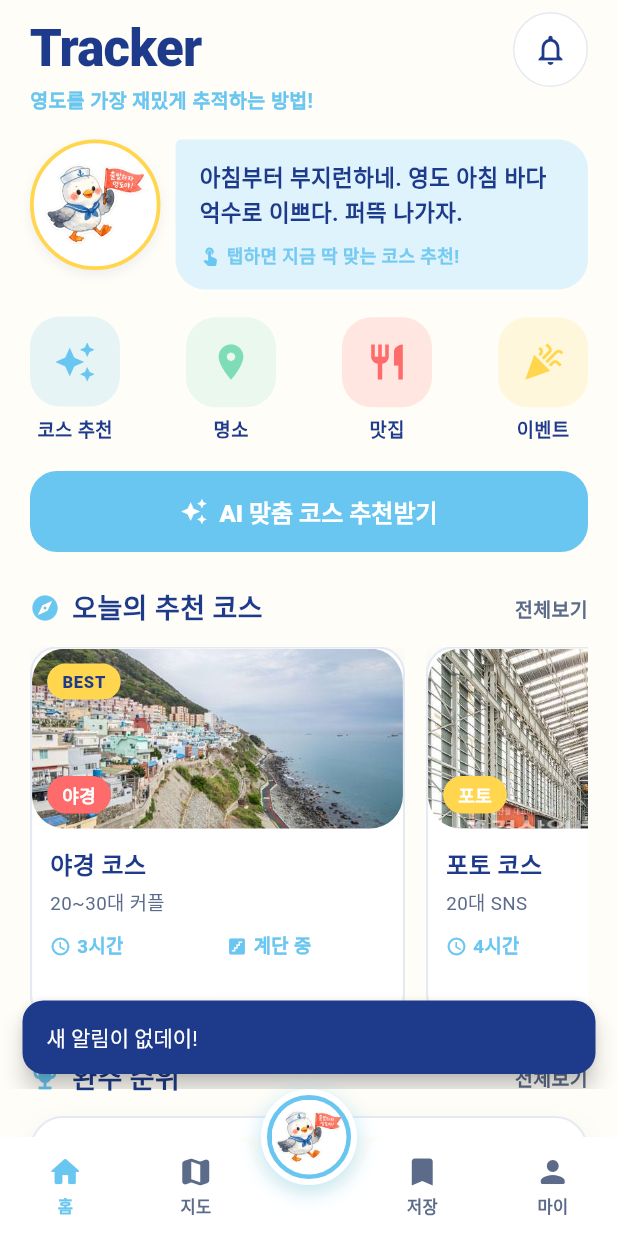
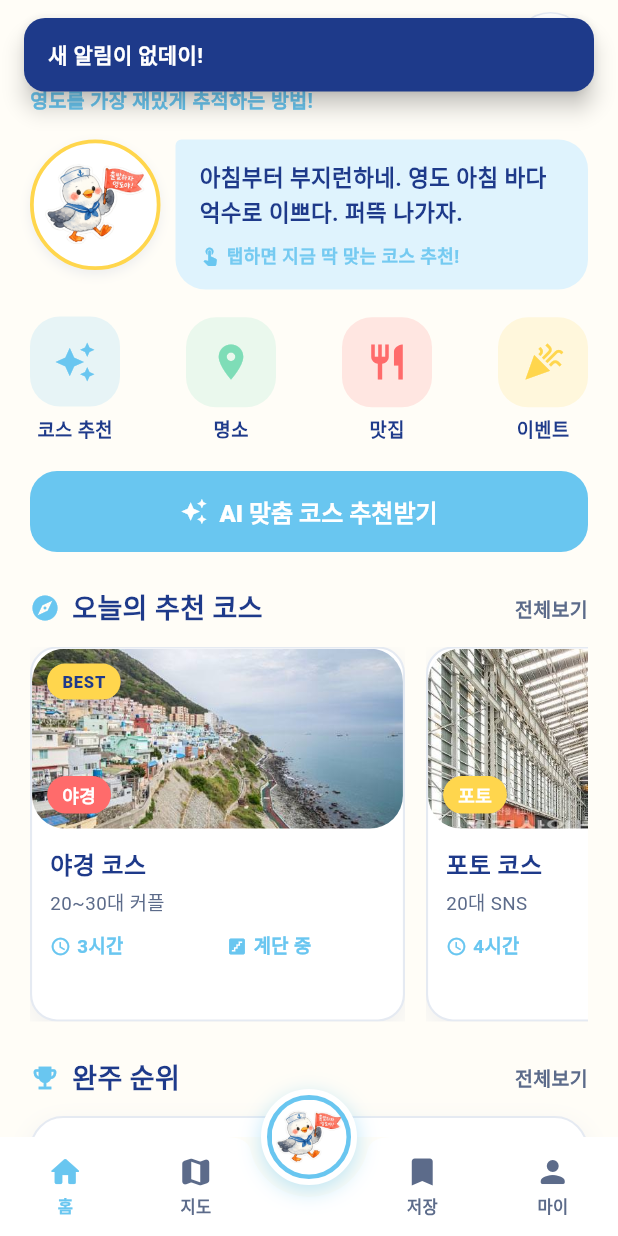
Before and after one commit to lovyestar/Tracker, a Flutter app: the screen it shows after launch, after a tap on the "notifications none" icon, on a phone screen of 412 x 824 dp. Run offline on Flutter 3.47's test engine with Material 3 defaults, Android fonts, the phone set to English and light mode, and no system bars; our stand-ins replace audioplayers, cloud_firestore, firebase_auth, firebase_core, geolocator, google_sign_in and 2 more; missing offline and left inert: kakao_map_sdk; accounts and stored records are empty; Roboto replaces fonts that are missing (Pretendard).

Commit message:
Improved 2 things : TopSnackBar and Unfocusing

```diff
--- a/lib/config/api_keys.dart
+++ b/lib/config/api_keys.dart
@@ -5,9 +5,9 @@
 ///  - 실제 서비스라면 이런 키는 공개 저장소에 올리면 안 됩니다.
 ///    (대회 제출/로컬 실행용으로만 그대로 사용합니다.)
 class ApiKeys {
-  static const kakaoNativeAppKey = '5cd9b1b8085d60acff9c34c8bbb217bc'; // 카카오 지도 SDK 초기화
-  static const kakaoRestApiKey = '2364cd28d3cab02dbf50e6bc4719275f'; // (참고용) 카카오 REST
-  static const kakaoJavascriptKey = '2364cd28d3cab02dbf50e6bc4719275f'; // (참고용)
+  static const kakaoNativeAppKey = '492510bbe59a4f664a55c03d00af247a'; // 카카오 지도 SDK 초기화
+  static const kakaoRestApiKey = 'ea9a6c8d3e79c55645f279c9bbbae92d'; // (참고용) 카카오 REST
+  static const kakaoJavascriptKey = '95c0685ce87d52ea49c254d077406fb7'; // (참고용)
   static const perplexityApiKey =
       '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';
   static const naverClientId = 'uz0leL7ec88W9D7MbPX4'; // 데이터 파이프라인용(앱 런타임 미사용 가능)
--- a/lib/screens/completion_card_screen.dart
+++ b/lib/screens/completion_card_screen.dart
@@ -9,6 +9,7 @@ import '../services/local_store.dart';
 import '../services/notification_store.dart';
 import '../services/voice_service.dart';
 import '../widgets/retro.dart';
+import '../widgets/top_snack_bar.dart';
 import '../widgets/yeongmaegi_bubble.dart';
 
 /// 완주 카드 화면입니다. (SPEC §4-6)
@@ -138,8 +139,9 @@ class _CompletionCardScreenState extends State<CompletionCardScreen> {
                 label: const Text('완주 카드 저장하기'),
                 style: FilledButton.styleFrom(
                     minimumSize: const Size.fromHeight(54)),
-                onPressed: () => ScaffoldMessenger.of(context).showSnackBar(
-                  const SnackBar(content: Text('완주 카드가 기록에 저장됐데이!')),
+                onPressed: () => showTopSnackBar(
+                  context,
+                  message: '완주 카드가 기록에 저장됐데이!',
                 ),
               ),
               const SizedBox(height: 10),
--- a/lib/screens/home_screen.dart
+++ b/lib/screens/home_screen.dart
@@ -7,6 +7,7 @@ import '../models/preset_course.dart';
 import '../widgets/leaderboard_list.dart';
 import '../widgets/place_photo.dart';
 import '../widgets/retro.dart';
+import '../widgets/top_snack_bar.dart';
 import '../widgets/yeongmaegi_bubble.dart';
 import '../services/voice_service.dart';
 import 'condition_input_screen.dart';
@@ -202,9 +203,7 @@ class _HomeScreenState extends State<HomeScreen> {
           ),
           child: IconButton(
             icon: const Icon(Icons.notifications_none, color: AppTheme.navy),
-            onPressed: () => ScaffoldMessenger.of(context).showSnackBar(
-              const SnackBar(content: Text('새 알림이 없데이!')),
-            ),
+            onPressed: () => showTopSnackBar(context, message: '새 알림이 없데이!'),
           ),
         ),
       ],
@@ -220,9 +219,7 @@ class _HomeScreenState extends State<HomeScreen> {
         Icons.celebration,
         '이벤트',
         AppTheme.sunnyYellow,
-        () => ScaffoldMessenger.of(context).showSnackBar(
-              const SnackBar(content: Text('진행 중인 이벤트가 곧 열린데이!')),
-            )
+        () => showTopSnackBar(context, message: '진행 중인 이벤트가 곧 열린데이!')
       ),
     ];
     return Row(
--- a/lib/screens/location_picker_screen.dart
+++ b/lib/screens/location_picker_screen.dart
@@ -12,6 +12,7 @@ import '../models/place.dart';
 import '../services/kakao_local_service.dart';
 import '../services/place_repository.dart';
 import '../widgets/place_photo.dart';
+import '../widgets/top_snack_bar.dart';
 import '../widgets/yeongmaegi_bubble.dart';
 
 /// 위치 선택 결과입니다. 지도 피커/명소 선택 공통으로 사용합니다.
@@ -105,9 +106,7 @@ class _LocationPickerScreenState extends State<LocationPickerScreen> {
       _searched = true;
     });
     if (results.isEmpty) {
-      ScaffoldMessenger.of(context).showSnackBar(
-        const SnackBar(content: Text('검색 결과가 없데이. 지도를 직접 탭해서 찍어도 된데이.')),
-      );
+      showTopSnackBar(context, message: '검색 결과가 없데이. 지도를 직접 탭해서 찍어도 된데이.');
     }
   }
 
--- /dev/null
+++ b/lib/widgets/top_snack_bar.dart
@@ -0,0 +1,146 @@
+import 'dart:async';
+
+import 'package:flutter/material.dart';
+
+import '../constants/app_theme.dart';
+
+OverlayEntry? _currentEntry;
+Timer? _currentTimer;
+
+/// 화면 상단에서 내려오는 스낵바입니다. 기본 [SnackBar](하단 고정)는 사용하지 않고
+/// 이 함수로 통일해 항상 위에서 등장하도록 합니다.
+///
+/// [message]를 주면 기본 네이비 말풍선 스타일로, [content]를 주면 지정한
+/// 위젯을 그대로 띄웁니다(예: 영매기 말풍선 토스트).
+void showTopSnackBar(
+  BuildContext context, {
+  String? message,
+  Widget? content,
+  Duration duration = const Duration(seconds: 3),
+  EdgeInsets margin = const EdgeInsets.fromLTRB(16, 12, 16, 0),
+}) {
+  assert(message != null || content != null,
+      'message 또는 content 중 하나는 반드시 지정해야 합니다.');
+
+  final overlay = Overlay.of(context, rootOverlay: true);
+
+  _currentTimer?.cancel();
+  _currentEntry?.remove();
+  _currentEntry = null;
+
+  final key = GlobalKey<_TopSnackBarState>();
+  late final OverlayEntry entry;
+
+  entry = OverlayEntry(
+    builder: (_) => _TopSnackBar(
+      key: key,
+      margin: margin,
+      onDismissed: () {
+        entry.remove();
+        if (identical(_currentEntry, entry)) {
+          _currentEntry = null;
+        }
+      },
+      child: content ??
+          Material(
+            color: AppTheme.navy,
+            elevation: 6,
+            borderRadius: BorderRadius.circular(14),
+            child: Padding(
+              padding:
+                  const EdgeInsets.symmetric(horizontal: 16, vertical: 14),
+              child: Text(
+                message!,
+                style: const TextStyle(
+                  color: Colors.white,
+                  fontFamily: AppTheme.serifFamily,
+                  fontWeight: FontWeight.w600,
+                ),
+              ),
+            ),
+          ),
+    ),
+  );
+
+  _currentEntry = entry;
+  overlay.insert(entry);
+  _currentTimer = Timer(duration, () => key.currentState?.dismiss());
+}
+
+class _TopSnackBar extends StatefulWidget {
+  final Widget child;
+  final EdgeInsets margin;
+  final VoidCallback onDismissed;
+
+  const _TopSnackBar({
+    super.key,
+    required this.child,
+    required this.margin,
+    required this.onDismissed,
+  });
+
+  @override
+  State<_TopSnackBar> createState() => _TopSnackBarState();
+}
+
+class _TopSnackBarState extends State<_TopSnackBar>
+    with SingleTickerProviderStateMixin {
+  late final AnimationController _controller = AnimationController(
+    vsync: this,
+    duration: const Duration(milliseconds: 260),
+  );
+  late final Animation<Offset> _offset = Tween(
+    begin: const Offset(0, -1),
+    end: Offset.zero,
+  ).animate(CurvedAnimation(parent: _controller, curve: Curves.easeOutCubic));
+
+  bool _dismissing = false;
+
+  @override
+  void initState() {
+    super.initState();
+    _controller.forward();
+  }
+
+  Future<void> dismiss() async {
+    if (_dismissing || !mounted) return;
+    _dismissing = true;
+    await _controller.reverse();
+    widget.onDismissed();
+  }
+
+  @override
+  void dispose() {
+    _controller.dispose();
+    super.dispose();
+  }
+
+  @override
+  Widget build(BuildContext context) {
+    return Positioned(
+      top: 0,
+      left: 0,
+      right: 0,
+      child: SafeArea(
+        bottom: false,
+        child: Padding(
+          padding: widget.margin,
+          child: SlideTransition(
+            position: _offset,
+            child: FadeTransition(
+              opacity: _controller,
+              child: GestureDetector(
+                behavior: HitTestBehavior.opaque,
+                onTap: dismiss,
+                onVerticalDragEnd: (details) {
+                  if ((details.primaryVelocity ?? 0) < 0) dismiss();
+                },
+                child: widget.child,
+              ),
+            ),
+          ),
+        ),
+      ),
+    );
+  }
+}
```
Also changed, not shown: lib/screens/add_course_screen.dart (+10 -11 lines), lib/screens/course_map_screen.dart (+7 -16 lines), lib/screens/map_screen.dart (+3 -6 lines), lib/screens/profile_screen.dart (+6 -12 lines), pubspec.lock, 9 other files.
